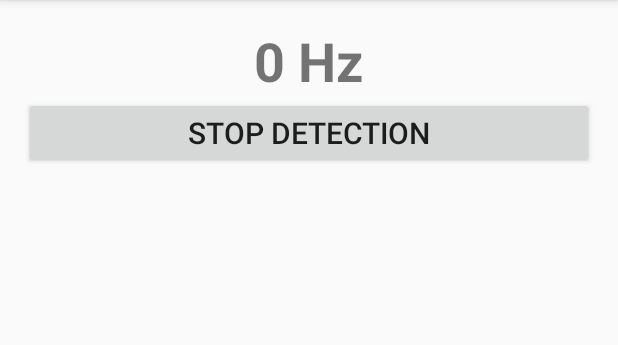
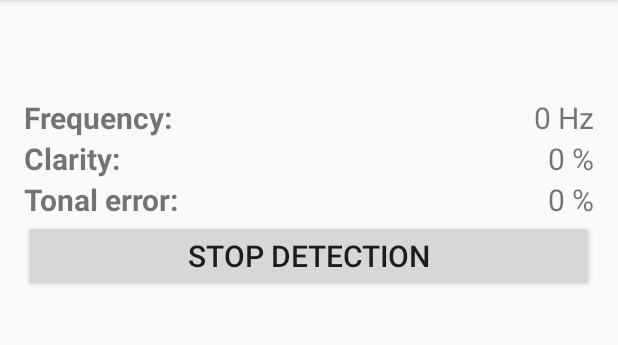
Before and after one commit to sarthakjagetia/Teach-me-how-to-sing, an Android app: the screen it shows after launch (vocal), after a tap on "START DETECTION", on a phone screen of 412 x 824 dp, the part 84-429 px from its top. Run offline under Robolectric (Android 15) with nearby library versions, the phone set to English and light mode, and no system bars; libraries missing offline, so code that uses them is left out: be.tarsos.dsp; 1 statement that could not run was skipped.

Commit message:
Created new class to improve handling of pitch data, can now resolve note names. Updated UI.

```diff
--- a/app/src/main/java/bappleton/vocal/pitchDetect.java
+++ b/app/src/main/java/bappleton/vocal/pitchDetect.java
@@ -32,11 +32,12 @@ public class pitchDetect {
     float recorder_data_yin[];
     PitchDetectionResult pitchDetectResult_yin;
     AudioRecord.OnRecordPositionUpdateListener recordDataAvailable;
-    int pitch_yin = 0;
+    int pitch_yin = 0; //Being replaced with an object
+    vocalPitchResult vpr;
 
     //Private booleans to indicate status of the AudioRecord object
     private boolean IS_AR1_INITIALIZED = false;
-    private boolean IS_AR1_RECORDING   = false;
+    private boolean IS_AR1_RECORDING = false;
 
     //Private variables to assist processing
     int dominantPitch = 0;
@@ -44,7 +45,7 @@ public class pitchDetect {
     long time2 = 0;
     long time3 = 0;
 
-    public boolean initialize(){
+    public boolean initialize() {
 
         //Construct settings for initializing the AudioRecord instance
         int audioSource = MediaRecorder.AudioSource.DEFAULT; //MediaRecorder.AudioSource.UNPROCESSED requires API24
@@ -60,7 +61,7 @@ public class pitchDetect {
         int bufferSizeInBytes = bufferElements * bytesPerElement;
 
         //Make sure that bufferSizeInByte meets the minimum buffer size (MBS) requirement
-        int MBS = AudioRecord.getMinBufferSize(sampleRateInHz,channelConfig, audioFormat);
+        int MBS = AudioRecord.getMinBufferSize(sampleRateInHz, channelConfig, audioFormat);
         if (bufferSizeInBytes < MBS) {
             Log.e("pitchDetect", "Requested buffer size is insufficiently large");
         }
@@ -69,15 +70,13 @@ public class pitchDetect {
         AR1 = new AudioRecord(audioSource, sampleRateInHz, channelConfig, audioFormat, bufferSizeInBytes);
 
         //check whether the audioRecord instance was properly initialized, print result to console
-        if (AR1.getState() == AudioRecord.STATE_INITIALIZED){
+        if (AR1.getState() == AudioRecord.STATE_INITIALIZED) {
             Log.i("pitchDetect", "Successfully initialized");
             IS_AR1_INITIALIZED = true;
-        }
-        else if (AR1.getState() == AudioRecord.STATE_UNINITIALIZED) {
+        } else if (AR1.getState() == AudioRecord.STATE_UNINITIALIZED) {
             Log.e("pitchDetect", "Not successfully initialized");
             IS_AR1_INITIALIZED = false;
-        }
-        else {
+        } else {
             Log.e("pitchDetect", "Unrecognized state");
             IS_AR1_INITIALIZED = false;
         }
@@ -88,10 +87,10 @@ public class pitchDetect {
         fft = new FFT(bufferElements);
         re = new double[bufferElements];
         im = new double[bufferElements];
-        f  = new double[bufferElements];
+        f = new double[bufferElements];
         //calculate and store the frequency data in f
-        for (int i=0; i<bufferElements; i++ ) {
-            f[i] = i*sampleRateInHz/bufferElements;
+        for (int i = 0; i < bufferElements; i++) {
+            f[i] = i * sampleRateInHz / bufferElements;
         }
         //Allocate storage for the buffer into which we'll read audio samples
         recorder_data = new short[bufferElements];
@@ -102,6 +101,7 @@ public class pitchDetect {
         //PREPARE A TARSOS YIN OBJECT FOR TESTING
         fy_pitchDetect = new FastYin(sampleRateInHz, bufferElements);
         recorder_data_yin = new float[bufferElements];
+        vpr = new vocalPitchResult();
         AR1.setPositionNotificationPeriod(bufferElements);
         recordDataAvailable = new AudioRecord.OnRecordPositionUpdateListener() {
             @Override
@@ -117,7 +117,7 @@ public class pitchDetect {
                 read_yin();
                 time2 = System.currentTimeMillis();
                 processYin();
-                Log.i("pitchDetect", "New recorder data. Read: " + (time2-time1) + " ms. Process: " + (System.currentTimeMillis()-time2)+ " ms. Fetch interval: " + (time1-time3) + " ms.");
+                Log.i("pitchDetect", "New recorder data. Read: " + (time2 - time1) + " ms. Process: " + (System.currentTimeMillis() - time2) + " ms. Fetch interval: " + (time1 - time3) + " ms.");
                 time3 = System.currentTimeMillis();
             }
         };
@@ -130,15 +130,20 @@ public class pitchDetect {
 
     private void processYin() {
         pitchDetectResult_yin = fy_pitchDetect.getPitch(recorder_data_yin);
+
+        //Deprecated, mark for delete
         pitch_yin = (int) pitchDetectResult_yin.getPitch();
+
+        //Convert the YIN pitch detection result into VocalPitchDetection object, which allows access to enhanced information
+        vpr.setPitchDetectionResult(pitchDetectResult_yin);
+
     }
 
     public void start() {
         if (IS_AR1_INITIALIZED && !IS_AR1_RECORDING) {
             AR1.startRecording();
             IS_AR1_RECORDING = true;
-        }
-        else {
+        } else {
             Log.e("pitchDetect", "Cannot start recording. Either already recording or not initialized successfully");
         }
     }
@@ -147,8 +152,7 @@ public class pitchDetect {
         if (IS_AR1_RECORDING && IS_AR1_INITIALIZED) {
             AR1.stop();
             IS_AR1_RECORDING = false;
-        }
-        else {
+        } else {
             Log.e("pitchDetect", "Cannot stop recording. Not in a recording state.");
         }
     }
@@ -161,8 +165,7 @@ public class pitchDetect {
         if (AR1 != null) {
             AR1.release(); //releases native resources; set AR1 to null after this call
             AR1 = null;
-        }
-        else{
+        } else {
             Log.e("pitchDetect", "Cannot tear down. Null AudioRecord instance.");
         }
         //should we also de-allocate the recording data buffer?
@@ -186,8 +189,7 @@ public class pitchDetect {
                 Log.e("pitchDetect", "Read error");
                 success = false;
             }
-        }
-        else {
+        } else {
             Log.e("pitchDetect", "Can't read. Not initalized and recording.");
             success = false;
         }
@@ -213,8 +215,7 @@ public class pitchDetect {
                 Log.e("pitchDetect", "Read error");
                 success = false;
             }
-        }
-        else {
+        } else {
             Log.e("pitchDetect", "Can't read. Not initalized and recording.");
             success = false;
         }
@@ -222,9 +223,31 @@ public class pitchDetect {
         return success;
     }
 
-    public int getPitch() {
-
-        return pitch_yin;
+    public vocalPitchResult getPitch() {
+        return vpr;
     }
 
 }
+
+//    public String getKeyID(float hertz) {
+//
+//
+//        float A4_freq = 440; //Frequency in Hz of A4, the 49th key on the piano
+//
+////        float pitches[][] = new float[9][12]; //[row][col]. Row=octave from 0 to 8. Col = note from C to B.
+////        float n = 0; //Seqential number of the key on the piano
+////        for (int i=0; i<9; i++) {
+////            for (int j=0; j<12; j++) {
+////                n = (float) (i*12 + j);
+////                pitches[i][j] = (float) Math.pow(2, (n-49-8)/12)*A4_freq; //We start at C0, which is the -8th key relative to A4(49)
+////                Log.i("pitchDetect", "freq is " + pitches[i][j]);
+////            }
+////        }
+//
+//        double key = 0;
+//        key = Math.log10(hertz/A4_freq)*12/Math.log10(2) + 49;
+//
+//        return Double.toString(key);
+//    }
+//
+//}
--- a/app/src/main/java/bappleton/vocal/vocal.java
+++ b/app/src/main/java/bappleton/vocal/vocal.java
@@ -77,7 +77,8 @@ public class vocal extends AppCompatActivity {
                         break;
                     case CASE_RECEIVE_PITCH:
                         //Update UI with the pitch
-                        updateUIPitchView(inputMessage.arg1);
+                        vocalPitchResult vpr = (vocalPitchResult)inputMessage.obj;
+                        updateUIPitchView(vpr);
                         if (MAIN_UI_PITCH_DETECTION_RUNNING) {
                             //If we're in a running state, send a new message to the background pitch thread to tell it to give us more pitch data
                             Message msg_get_pitch = Message.obtain();
@@ -153,9 +154,31 @@ public class vocal extends AppCompatActivity {
 
     }
 
-    private void updateUIPitchView(int pitch) {
-        TextView pitch_text = (TextView) findViewById(R.id.pitchView);
-        pitch_text.setText(Integer.toString(pitch) + " Hz");
+    private void updateUIPitchView(vocalPitchResult vpr) {
+        //TextView pitch_text = (TextView) findViewById(R.id.pitchView);
+        //pitch_text.setText(Integer.toString(pitch) + " Hz");
+
+        TextView pitchView = (TextView) findViewById(R.id.pitchView);
+        TextView freqView = (TextView) findViewById(R.id.freqView);
+        TextView clarityView = (TextView) findViewById(R.id.clarityView);
+        TextView errorView = (TextView) findViewById(R.id.errorView);
+
+        int pitchHz = vpr.getPitchHzInt();
+
+        if (pitchHz == -1) {
+            //if nothing was detected, make the interface respond nicely
+            pitchView.setText("");
+            freqView.setText("0 Hz");
+        }
+        else {
+            //something detected, let's roll
+            pitchView.setText(vpr.getNoteName());
+            freqView.setText(vpr.getPitchHzInt() + " Hz");
+        }
+
+        clarityView.setText(Math.round(vpr.getClarity()*100) + " %");
+        errorView.setText(vpr.getErrorPercent() + " %");
+
     }
 
 
@@ -205,7 +228,8 @@ public class vocal extends AppCompatActivity {
                             //Request the pitch from the pitchdetect object, send the result to the UI thread
                             Message pitch_msg = Message.obtain();
                             pitch_msg.what = CASE_RECEIVE_PITCH;
-                            pitch_msg.arg1 = pd.getPitch();
+                            //pitch_msg.arg1 = pd.getPitch();
+                            pitch_msg.obj = pd.getPitch();
                             mainHandler.sendMessage(pitch_msg);
                             break;
                         default:
--- /dev/null
+++ b/app/src/main/java/bappleton/vocal/vocalPitchResult.java
@@ -0,0 +1,119 @@
+package bappleton.vocal;
+
+import android.util.Log;
+
+import be.tarsos.dsp.pitch.PitchDetectionResult;
+
+/**
+ * Created by Brian on 10/27/2016.
+ * Important information about this class:
+ *
+ *      Regarding purpose:
+ *          This class accepts a TarsosDSP PitchDetectionResult object
+ *          It uses the PitchDetetionResult information to calculate other information pertinent to Vocal
+ *          Primarily, this includes:
+ *              The piano key number closest in frequency to the detected pitch
+ *              The name of the piano key .... ^
+ *              Error between the exact pitch and the closest piano key, expressed as a percent 0-100
+ *          This class is the basis for an object that includes "everything we need to know" about the detected pitch.
+ *          It can be passed via Message between threads using the .obj parameter.
+ *
+ *      Regarding frequency:
+ *          We are using the twelve-tone equal tempered scale
+ *          A4 is the 49th key on the piano and is assigned a frequency of 440 Hz
+ *          Frequency of other notes is found based on their location relative to A4, the 49th key
+ *              Given a key in location n, its frequency is: 2^((n-49)/12) * 440 Hz
+ *              The lowest key we'll recognize is C0, the -8th key (it's not on a piano)
+ *              The highest key we'll recognize is B8 (also not on a piano)
+ *
+ *
+ */
+
+public class vocalPitchResult {
+    private float A4_frequency;
+    private float pitchHz_f;
+    private int pitchHz_i;
+    private float prob;
+    private float exactKeyID;
+    private int   closestKeyID;
+    private String noteName;
+    private int errorPercent;
+
+    vocalPitchResult() {
+        A4_frequency = 440;
+        pitchHz_f = 0;
+        prob = 0;
+        exactKeyID = 0;
+        closestKeyID = 0;
+        noteName = "";
+        errorPercent = 0;
+    }
+
+    public void setPitchDetectionResult (PitchDetectionResult pdr) {
+        pitchHz_f = pdr.getPitch();
+        pitchHz_i = Math.round(pitchHz_f);
+        prob = pdr.getProbability();
+
+        calculateKeyID();
+        calculateErrorClosestNote();
+        calculateNoteName();
+    }
+
+    private void calculateKeyID() {
+        exactKeyID = (float) (Math.log10(pitchHz_f/A4_frequency)*12/Math.log10(2) + 49);
+        closestKeyID = Math.round(exactKeyID);
+    }
+
+    private void calculateErrorClosestNote() {
+        errorPercent = (int)(Math.abs(exactKeyID - (float)closestKeyID)*100);
+    }
+
+    private void calculateNoteName() {
+        int octave = 0;
+        int octave_key = 0;
+        int shiftedKeyID = closestKeyID + 8; //Shifts keys so that C0 is key 0
+
+        octave = (shiftedKeyID - shiftedKeyID%12)/12;
+        octave_key = shiftedKeyID%12;
+
+        String[] notes = {"C", "C#", "D", "D#", "E", "F", "F#", "G", "G#", "A", "A#", "B"};
+
+        if (octave_key < 12 && octave_key >=0) {
+            //Make sure that we're not trying to access the notes[] array at some garbage value. Added this to prevent crashes for bad note detection instances.
+            noteName = notes[octave_key] + Integer.toString(octave);
+        }
+        else {
+            noteName = "";
+            Log.e("vocalPitchResult", "Bad note name. ClosestKeyID: " + closestKeyID + " Octave: " + octave + " Key: " + octave_key);
+        }
+    }
+
+    public int getPitchHzInt() {
+        return pitchHz_i;
+    }
+
+    public float getPitchHzFloat() {
+        return pitchHz_f;
+    }
+
+    public String getNoteName() {
+        return noteName;
+    }
+
+    public int getErrorPercent() {
+        return errorPercent;
+    }
+
+    public int getClosestKeyID() {
+        return closestKeyID;
+    }
+
+    public float getClarity() {
+        return prob;
+    }
+
+    public float getExactKeyID() {
+        return exactKeyID;
+    }
+
+}
--- a/app/src/main/res/layout/vocal.xml
+++ b/app/src/main/res/layout/vocal.xml
@@ -13,7 +13,9 @@
     <LinearLayout
         android:orientation="vertical"
         android:layout_width="match_parent"
-        android:layout_height="match_parent">
+        android:layout_height="match_parent"
+        android:layout_alignParentTop="true"
+        android:layout_alignParentStart="true">
 
         <TextView
             android:layout_width="match_parent"
@@ -24,6 +26,76 @@
             android:textSize="36sp"
             android:id="@+id/pitchView"
             />
+
+        <LinearLayout
+            android:orientation="horizontal"
+            android:layout_width="match_parent"
+            android:layout_height="wrap_content">
+
+            <TextView
+                android:text="Frequency:"
+                android:layout_height="wrap_content"
+                android:id="@+id/textView1"
+                android:layout_weight="1"
+                android:textSize="20sp"
+                android:textStyle="normal|bold"
+                android:layout_width="wrap_content" />
+
+            <TextView
+                android:layout_width="wrap_content"
+                android:layout_height="wrap_content"
+                android:id="@+id/freqView"
+                android:layout_weight="1"
+                android:textSize="20sp"
+                android:textAlignment="textEnd" />
+
+        </LinearLayout>
+
+        <LinearLayout
+            android:orientation="horizontal"
+            android:layout_width="match_parent"
+            android:layout_height="wrap_content">
+
+            <TextView
+                android:text="Clarity:"
+                android:layout_height="wrap_content"
+                android:id="@+id/textView2"
+                android:layout_weight="1"
+                android:textStyle="normal|bold"
+                android:textSize="20sp"
+                android:layout_width="wrap_content" />
+
+            <TextView
+                android:layout_width="wrap_content"
+                android:layout_height="wrap_content"
+                android:id="@+id/clarityView"
+                android:textSize="20sp"
+                android:layout_weight="1"
+                android:textAlignment="textEnd" />
+        </LinearLayout>
+
+        <LinearLayout
+            android:orientation="horizontal"
+            android:layout_width="match_parent"
+            android:layout_height="wrap_content">
+
+            <TextView
+                android:text="Tonal error:"
+                android:layout_height="wrap_content"
+                android:id="@+id/textView3"
+                android:layout_weight="1"
+                android:textSize="20sp"
+                android:textStyle="normal|bold"
+                android:layout_width="wrap_content" />
+
+            <TextView
+                android:layout_width="wrap_content"
+                android:layout_height="wrap_content"
+                android:id="@+id/errorView"
+                android:layout_weight="1"
+                android:textSize="20sp"
+                android:textAlignment="textEnd" />
+        </LinearLayout>
 
         <Button
             android:text="Start Detection"
```
